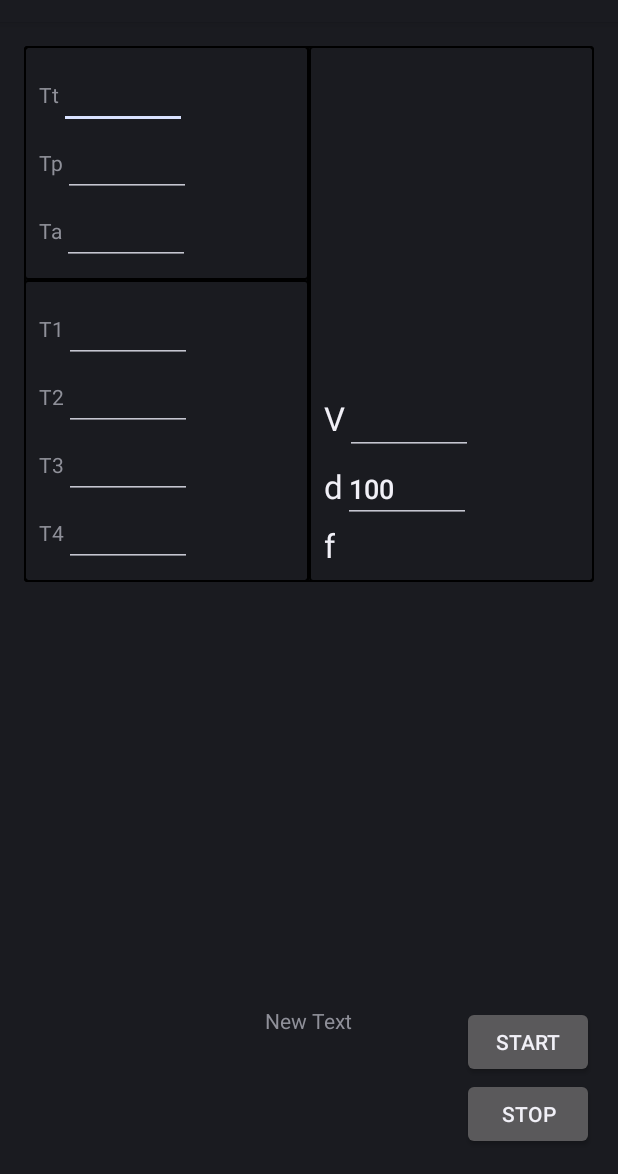
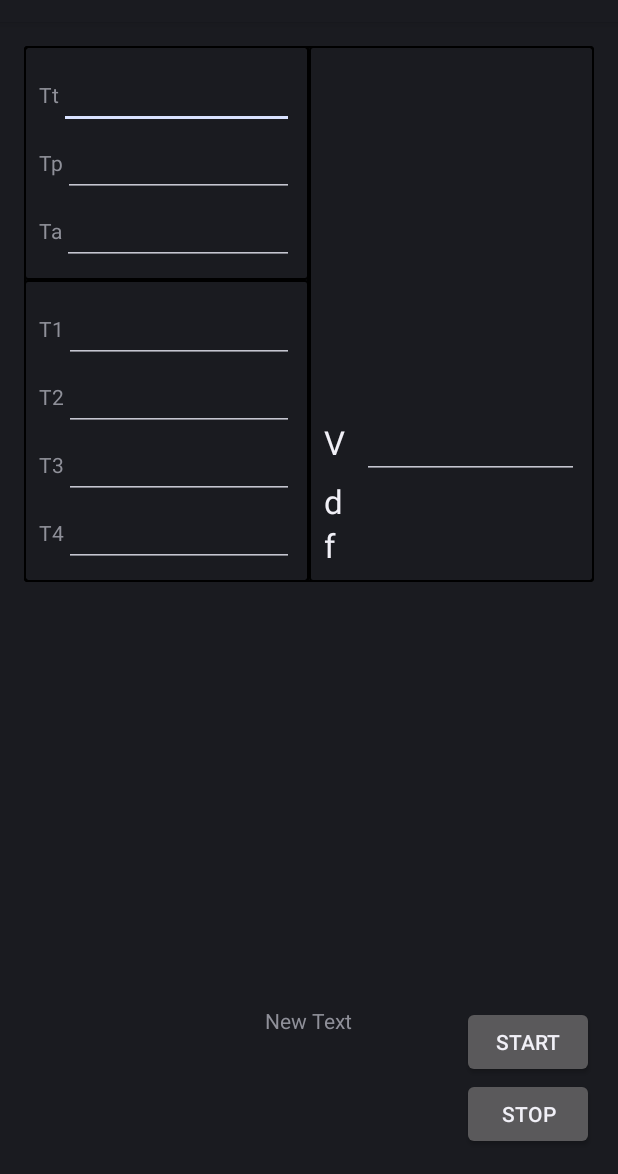
Before and after one commit to deathmeek/dintisor, an Android app: the layout fragment_tooth_settings.xml on its own in the app's theme, with its tools: preview values and no code run, on a phone screen of 412 x 824 dp, the part 62-1236 px from its top. Run offline under Robolectric (Android 15) with nearby library versions, the phone set to English and light mode, and no system bars.

Commit message:
sw: Fix V and d display, and cleanup ToothSettings layout

```diff
--- a/SmartTooth/app/src/main/java/upb/com/smarttooth/UI/fragments/ToothSettings.java
+++ b/SmartTooth/app/src/main/java/upb/com/smarttooth/UI/fragments/ToothSettings.java
@@ -27,6 +27,7 @@ public class ToothSettings implements Renderer {
     EditText T3;
     EditText T4;
     TextView f;
+    TextView d;
     public static TextView status;
     private View rootView;
     private static ToothSettings instance;
@@ -56,8 +57,7 @@ public class ToothSettings implements Renderer {
         int val;
         try {
             val = Integer.parseInt(e.getText().toString());
-//            val = val == 0 ? 0 : (val < Config.MIN_PULSE_TIME ? Config.MIN_PULSE_TIME : Config.MIN_PULSE_TIME * (val / Config.MIN_PULSE_TIME));
-            e.setText(Integer.toString(val));
+            update(e.getId(), val);
         } catch (Exception ex) {
             e.setText("");
             return;
@@ -75,8 +75,7 @@ public class ToothSettings implements Renderer {
         int val;
         try {
             val = Integer.parseInt(Ta.getText().toString());
-//            val = val == 0 ? 0 : (val < Config.MIN_PULSE_TIME ? Config.MIN_PULSE_TIME : Config.MIN_PULSE_TIME * (val / Config.MIN_PULSE_TIME));
-            Ta.setText(Integer.toString(val));
+            update(Ta.getId(), val);
         } catch (Exception ex) {
             Ta.setText("");
             return;
@@ -90,8 +89,7 @@ public class ToothSettings implements Renderer {
         int val;
         try {
             val = Integer.parseInt(Tp.getText().toString());
-//            val = val == 0 ? 0 : (val < Config.MIN_PULSE_TIME ? Config.MIN_PULSE_TIME : Config.MIN_PULSE_TIME * (val / Config.MIN_PULSE_TIME));
-            Tp.setText(Integer.toString(val));
+            update(Tp.getId(), val);
         } catch (Exception ex) {
             Tp.setText("");
             return;
@@ -104,8 +102,7 @@ public class ToothSettings implements Renderer {
         int val;
         try {
             val = Integer.parseInt(Tt.getText().toString());
-//            val = val == 0 ? 0 : (val < Config.MIN_STIM_TIME ? Config.MIN_STIM_TIME : val);
-            Tt.setText(Integer.toString(val));
+            update(Tt.getId(), val);
         } catch (Exception ex) {
             Tt.setText("");
             return;
@@ -144,6 +141,7 @@ public class ToothSettings implements Renderer {
         T3 = (EditText) rootView.findViewById(R.id.numberPickerT3);
         T4 = (EditText) rootView.findViewById(R.id.numberPickerT4);
         f = (TextView) rootView.findViewById(R.id.textView_f);
+        d = (TextView) rootView.findViewById(R.id.textView_d);
         status = ( TextView) rootView.findViewById(R.id.textView_status);
         TextView.OnEditorActionListener l14 = new TextView.OnEditorActionListener() {
             @Override
@@ -210,6 +208,28 @@ public class ToothSettings implements Renderer {
                 } else {
                     EditText e = (EditText) rootView.findViewById(id);
                     e.setText(Integer.toString(value));
+
+                    if(id == R.id.numberPickerT1 || id == R.id.numberPickerT2)
+                    {
+                        try {
+                            int valT1 = Integer.parseInt(T1.getText().toString());
+                            int valT2 = Integer.parseInt(T2.getText().toString());
+                            float valf = 1000000.0f / (valT1 + valT2);
+                            float vald = 100.0f * valT1 / (valT1 + valT2);
+                            String suff = "";
+                            if(valf >= 1000)
+                            {
+                                valf /= 1000;
+                                suff = "K";
+                            } else if(valf >= 1000000)
+                            {
+                                valf /= 1000000;
+                                suff = "M";
+                            }
+                            f.setText(String.format("%.2f %sHz", valf, suff));
+                            d.setText(String.format("%.2f %%", vald));
+                        } catch (NumberFormatException ex) {}
+                    }
                 }
             }
         });
--- a/SmartTooth/app/src/main/res/layout/fragment_tooth_settings.xml
+++ b/SmartTooth/app/src/main/res/layout/fragment_tooth_settings.xml
@@ -24,52 +24,58 @@
                 android:orientation="vertical"
                 android:background="@drawable/border"
                 android:padding="10dp">
+
                 <LinearLayout
-                    android:layout_width="wrap_content"
+                    android:layout_width="match_parent"
                     android:layout_height="wrap_content">
+
                     <TextView
                         android:layout_width="wrap_content"
                         android:layout_height="wrap_content"
-                        android:text="Tt"
-                        android:layout_gravity="center"/>
+                        android:layout_gravity="center"
+                        android:text="Tt" />
 
                     <EditText
                         android:id="@+id/numberPickerTT"
-                        android:layout_width="wrap_content"
+                        android:layout_width="match_parent"
                         android:layout_height="wrap_content"
                         android:ems="4"
                         android:imeOptions="actionDone"
                         android:inputType="number" />
                 </LinearLayout>
+
                 <LinearLayout
-                    android:layout_width="wrap_content"
+                    android:layout_width="match_parent"
                     android:layout_height="wrap_content">
+
                     <TextView
                         android:layout_width="wrap_content"
                         android:layout_height="wrap_content"
-                        android:text="Tp"
-                        android:layout_gravity="center"/>
+                        android:layout_gravity="center"
+                        android:text="Tp" />
 
                     <EditText
                         android:id="@+id/numberPickerTP"
-                        android:layout_width="wrap_content"
+                        android:layout_width="match_parent"
                         android:layout_height="wrap_content"
                         android:ems="4"
                         android:imeOptions="actionDone"
                         android:inputType="number" />
                 </LinearLayout>
+
                 <LinearLayout
-                    android:layout_width="wrap_content"
+                    android:layout_width="match_parent"
                     android:layout_height="wrap_content">
+
                     <TextView
                         android:layout_width="wrap_content"
                         android:layout_height="wrap_content"
-                        android:text="Ta"
-                        android:layout_gravity="center"/>
+                        android:layout_gravity="center"
+                        android:text="Ta" />
 
                     <EditText
                         android:id="@+id/numberPickerTA"
-                        android:layout_width="wrap_content"
+                        android:layout_width="match_parent"
                         android:layout_height="wrap_content"
                         android:ems="4"
                         android:imeOptions="actionDone"
@@ -83,70 +89,78 @@
                 android:orientation="vertical"
                 android:background="@drawable/border"
                 android:padding="10dp">
+
                 <LinearLayout
-                    android:layout_width="wrap_content"
+                    android:layout_width="match_parent"
                     android:layout_height="wrap_content">
+
                     <TextView
                         android:layout_width="wrap_content"
                         android:layout_height="wrap_content"
-                        android:text="T1"
-                        android:layout_gravity="center"/>
+                        android:layout_gravity="center"
+                        android:text="T1" />
 
                     <EditText
                         android:id="@+id/numberPickerT1"
-                        android:layout_width="wrap_content"
+                        android:layout_width="match_parent"
                         android:layout_height="wrap_content"
                         android:ems="4"
                         android:imeOptions="actionDone"
                         android:inputType="number" />
                 </LinearLayout>
+
                 <LinearLayout
-                    android:layout_width="wrap_content"
+                    android:layout_width="match_parent"
                     android:layout_height="wrap_content">
+
                     <TextView
                         android:layout_width="wrap_content"
                         android:layout_height="wrap_content"
-                        android:text="T2"
-                        android:layout_gravity="center"/>
+                        android:layout_gravity="center"
+                        android:text="T2" />
 
                     <EditText
                         android:id="@+id/numberPickerT2"
-                        android:layout_width="wrap_content"
+                        android:layout_width="match_parent"
                         android:layout_height="wrap_content"
                         android:ems="4"
                         android:imeOptions="actionDone"
                         android:inputType="number" />
                 </LinearLayout>
+
                 <LinearLayout
-                    android:layout_width="wrap_content"
+                    android:layout_width="match_parent"
                     android:layout_height="wrap_content">
+
                     <TextView
                         android:layout_width="wrap_content"
                         android:layout_height="wrap_content"
-                        android:text="T3"
-                        android:layout_gravity="center"/>
+                        android:layout_gravity="center"
+                        android:text="T3" />
 
                     <EditText
                         android:id="@+id/numberPickerT3"
-                        android:layout_width="wrap_content"
+                        android:layout_width="match_parent"
                         android:layout_height="wrap_content"
                         android:ems="4"
                         android:imeOptions="actionDone"
                         android:inputType="number" />
 
                 </LinearLayout>
+
                 <LinearLayout
-                    android:layout_width="wrap_content"
+                    android:layout_width="match_parent"
                     android:layout_height="wrap_content">
+
                     <TextView
                         android:layout_width="wrap_content"
                         android:layout_height="wrap_content"
-                        android:text="T4"
-                        android:layout_gravity="center"/>
+                        android:layout_gravity="center"
+                        android:text="T4" />
 
                     <EditText
                         android:id="@+id/numberPickerT4"
-                        android:layout_width="wrap_content"
+                        android:layout_width="match_parent"
                         android:layout_height="wrap_content"
                         android:ems="4"
                         android:imeOptions="actionDone"
@@ -160,59 +174,68 @@
             android:layout_height="match_parent"
             android:background="@drawable/border"
             >
+
             <LinearLayout
-                android:layout_width="wrap_content"
+                android:layout_width="match_parent"
                 android:layout_height="wrap_content"
                 android:layout_alignParentBottom="true"
                 android:orientation="vertical"
                 android:padding="10dp">
+
                 <LinearLayout
-                    android:layout_width="wrap_content"
+                    android:layout_width="match_parent"
                     android:layout_height="wrap_content">
+
                     <TextView
-                        android:layout_width="wrap_content"
+                        android:layout_width="25dp"
                         android:layout_height="wrap_content"
                         android:text="V"
-                        android:textAppearance="?android:attr/textAppearanceLarge"/>
+                        android:textAppearance="?android:attr/textAppearanceLarge" />
 
                     <EditText
-                        android:layout_width="wrap_content"
+                        android:id="@+id/editText_Voltage"
+                        android:layout_width="match_parent"
                         android:layout_height="wrap_content"
-                        android:inputType="number"
                         android:ems="4"
-                        android:id="@+id/editText_Voltage" />
+                        android:inputType="number" />
                 </LinearLayout>
+
                 <LinearLayout
-                    android:layout_width="wrap_content"
+                    android:layout_width="match_parent"
                     android:layout_height="wrap_content">
+
                     <TextView
-                        android:layout_width="wrap_content"
+                        android:layout_width="25dp"
                         android:layout_height="wrap_content"
                         android:text="d"
-                        android:textAppearance="?android:attr/textAppearanceLarge"/>
+                        android:textAppearance="?android:attr/textAppearanceLarge" />
 
-                    <EditText
-                        android:layout_width="wrap_content"
+                    <TextView
+                        android:id="@+id/textView_d"
+                        android:layout_width="match_parent"
                         android:layout_height="wrap_content"
+                        android:ems="4"
                         android:inputType="number"
-                        android:ems="4"
-                        android:text="100"
-                        android:id="@+id/editText_d" />
+                        android:textAppearance="?android:attr/textAppearanceLarge" />
                 </LinearLayout>
+
                 <LinearLayout
-                    android:layout_width="wrap_content"
+                    android:layout_width="match_parent"
                     android:layout_height="wrap_content">
+
                     <TextView
-                        android:layout_width="wrap_content"
+                        android:layout_width="25dp"
                         android:layout_height="wrap_content"
                         android:text="f"
-                        android:textAppearance="?android:attr/textAppearanceLarge"/>
+                        android:textAppearance="?android:attr/textAppearanceLarge" />
+
                     <TextView
-                        android:layout_width="wrap_content"
+                        android:id="@+id/textView_f"
+                        android:layout_width="match_parent"
                         android:layout_height="wrap_content"
+                        android:ems="4"
                         android:inputType="number"
-                        android:ems="4"
-                        android:id="@+id/textView_f" />
+                        android:textAppearance="?android:attr/textAppearanceLarge" />
 
                 </LinearLayout>
             </LinearLayout>
```
